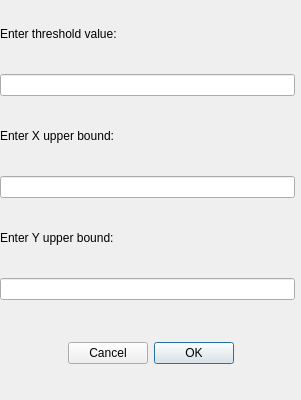
First picture: the form in settings.ui, repository WTFTrick/TestMutomo, before the edit.
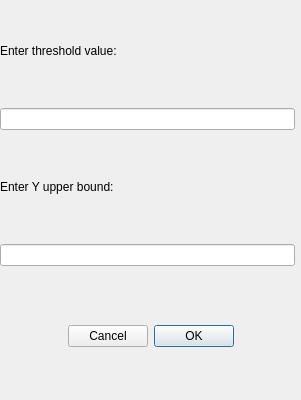
Second picture: the form after the edit.

```diff
--- a/settings.ui
+++ b/settings.ui
@@ -53,56 +53,7 @@
     </size>
    </property>
    <layout class="QGridLayout" name="gridLayout">
-    <item row="0" column="0" colspan="2">
-     <widget class="QLabel" name="label_threshold">
-      <property name="sizePolicy">
-       <sizepolicy hsizetype="Minimum" vsizetype="Fixed">
-        <horstretch>0</horstretch>
-        <verstretch>0</verstretch>
-       </sizepolicy>
-      </property>
-      <property name="text">
-       <string>Enter threshold value:</string>
-      </property>
-     </widget>
-    </item>
-    <item row="4" column="0">
-     <widget class="QLabel" name="label_yUpperBound">
-      <property name="sizePolicy">
-       <sizepolicy hsizetype="Preferred" vsizetype="Fixed">
-        <horstretch>0</horstretch>
-        <verstretch>0</verstretch>
-       </sizepolicy>
-      </property>
-      <property name="text">
-       <string>Enter Y upper bound:</string>
-      </property>
-     </widget>
-    </item>
     <item row="3" column="0">
-     <widget class="QLineEdit" name="le_xUpperBound">
-      <property name="sizePolicy">
-       <sizepolicy hsizetype="Expanding" vsizetype="Fixed">
-        <horstretch>0</horstretch>
-        <verstretch>0</verstretch>
-       </sizepolicy>
-      </property>
-     </widget>
-    </item>
-    <item row="2" column="0">
-     <widget class="QLabel" name="label_xUpperBound">
-      <property name="sizePolicy">
-       <sizepolicy hsizetype="Preferred" vsizetype="Fixed">
-        <horstretch>0</horstretch>
-        <verstretch>0</verstretch>
-       </sizepolicy>
-      </property>
-      <property name="text">
-       <string>Enter X upper bound:</string>
-      </property>
-     </widget>
-    </item>
-    <item row="5" column="0">
      <widget class="QLineEdit" name="le_yUpperBound">
       <property name="sizePolicy">
        <sizepolicy hsizetype="Expanding" vsizetype="Fixed">
@@ -112,7 +63,20 @@
       </property>
      </widget>
     </item>
-    <item row="8" column="0" colspan="2">
+    <item row="2" column="0">
+     <widget class="QLabel" name="label_yUpperBound">
+      <property name="sizePolicy">
+       <sizepolicy hsizetype="Preferred" vsizetype="Fixed">
+        <horstretch>0</horstretch>
+        <verstretch>0</verstretch>
+       </sizepolicy>
+      </property>
+      <property name="text">
+       <string>Enter Y upper bound:</string>
+      </property>
+     </widget>
+    </item>
+    <item row="6" column="0" colspan="2">
      <widget class="QWidget" name="widget" native="true">
       <property name="enabled">
        <bool>true</bool>
@@ -182,6 +146,19 @@
       </layout>
      </widget>
     </item>
+    <item row="0" column="0" colspan="2">
+     <widget class="QLabel" name="label_threshold">
+      <property name="sizePolicy">
+       <sizepolicy hsizetype="Minimum" vsizetype="Fixed">
+        <horstretch>0</horstretch>
+        <verstretch>0</verstretch>
+       </sizepolicy>
+      </property>
+      <property name="text">
+       <string>Enter threshold value:</string>
+      </property>
+     </widget>
+    </item>
     <item row="1" column="0">
      <widget class="QLineEdit" name="le_thresholdValue">
       <property name="sizePolicy">
```
